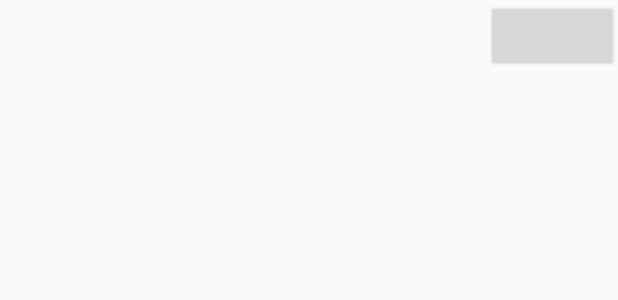
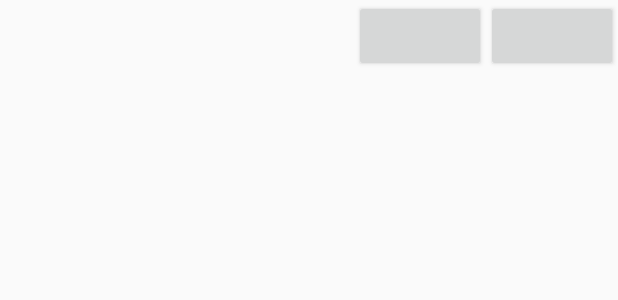
Before and after one commit to Tybop/SmartList, an Android app: the layout widget_item.xml on its own in the app's theme, with its tools: preview values and no code run, on a phone screen of 412 x 824 dp. Shown: the top 300 px of the screen. Run offline under Robolectric (Android 15) with nearby library versions, the phone set to English and light mode, and no system bars.

Commit message:
Widget appears

```diff
--- a/CriminalIntent/app/src/main/java/com/csci448/tcranor/smartlist/WidgetService.java
+++ b/CriminalIntent/app/src/main/java/com/csci448/tcranor/smartlist/WidgetService.java
@@ -108,11 +108,11 @@ class ListViewRemoteViewsFactory implements RemoteViewsService.RemoteViewsFactor
             rv.setImageViewResource(R.id.checked,R.drawable.uncheck);
         }
 
-       /* if(priority<4){
+        if(priority<4){
             rv.setImageViewResource(R.id.priority,R.drawable.priority_low);
         }else if(priority==5){
             rv.setImageViewResource(R.id.priority,R.drawable.priority_high);
-        }*/
+        }
 
         // end feed row
 
--- a/CriminalIntent/app/src/main/res/layout/widget_item.xml
+++ b/CriminalIntent/app/src/main/res/layout/widget_item.xml
@@ -10,6 +10,13 @@
         android:layout_width="wrap_content"
         android:layout_height="wrap_content"
         android:layout_alignParentRight="true"
+        android:padding="4dp"/>
+
+    <Button
+        android:id="@+id/priority"
+        android:layout_width="wrap_content"
+        android:layout_height="wrap_content"
+        android:layout_toLeftOf="@+id/checked"
         android:padding="4dp"/>
 
     <TextView
```
Also changed, not shown: CriminalIntent/app/src/main/AndroidManifest.xml (+14 -11 lines), 1 other file.
